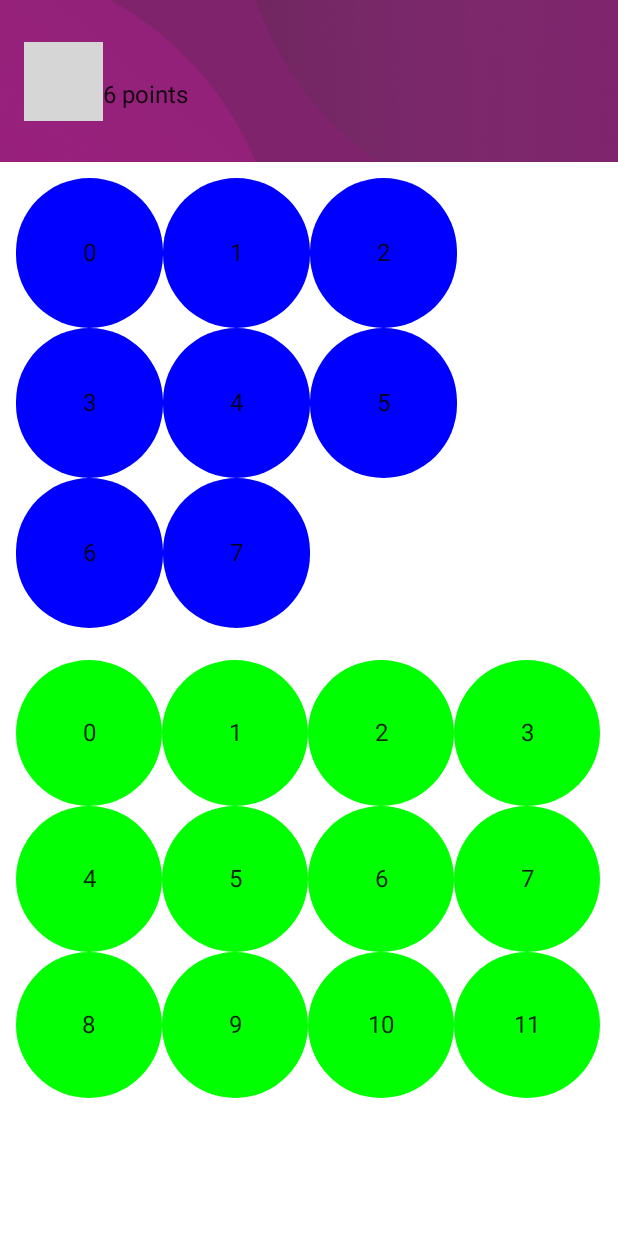
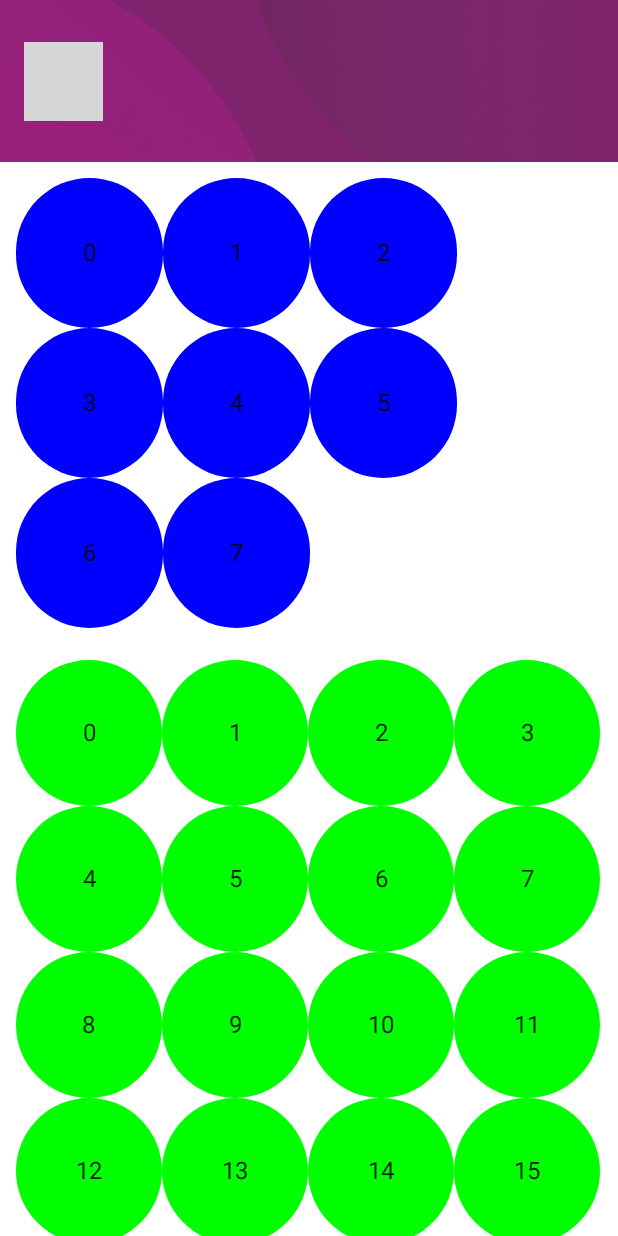
Before and after one commit to giaanqn95/AeonCompose, an Android app built with Jetpack Compose: the composable HomeScreen shown on its own in the app's theme, on a phone screen of 412 x 824 dp. Run offline under Robolectric (Android 15) with nearby library versions, the phone set to English and light mode, and no system bars; our stand-ins replace Dagger/Hilt's generated code, EventBus, accompanist, constraintlayout-compose; pictures from the network do not load; grey boxes are pictures that could not be loaded.

Commit message:
Apply test effectcompose, lifecycleowner, change style navigate navigation component

```diff
--- a/app/src/main/java/com/example/aeoncompose/ui/base_view/StaggeredGrid.kt
+++ b/app/src/main/java/com/example/aeoncompose/ui/base_view/StaggeredGrid.kt
@@ -7,7 +7,7 @@ import androidx.compose.ui.layout.Layout
 @Composable
         /**
          * [fixedCount] is total item per row.
-         * */
+         **/
 fun GridLayout(
     modifier: Modifier = Modifier,
     fixedCount: Int = 4 /*default*/,
@@ -15,16 +15,16 @@ fun GridLayout(
 ) {
     Layout(modifier = modifier, content = content) { measurables, constraints ->
         /**
-        Để không bị sai trong trường hợp [measurables.size/fixedCount] không tròn (làm tròn xuống) => tính sai số hàng => [parentHeight] sẽ không hiển
-        thị hàng cuối cùng.
-        Cách giải quyết:
-        => [positionRow] là vị trí của hàng đang có
-        => [totalRow] = [positionRow] + 1
-        => [parentHeight] = [childSize] * [totalRow]
+         * Để không bị sai trong trường hợp [measurables.size/fixedCount] không tròn (làm tròn xuống) => tính sai số hàng => [parentHeight] sẽ không
+         * hiển thị hàng cuối cùng.
+         * Cách giải quyết:
+         * => [positionRow] là vị trí của hàng đang có
+         * => [totalRow] = [positionRow] + 1
+         * => [parentHeight] = [childSize] * [totalRow]
          **/
         var totalRow = 0
-        val childX = IntArray(measurables.size) { 0 }
-        val childY = IntArray(measurables.size) { 0 }
+        val childX = IntArray(measurables.size)
+        val childY = IntArray(measurables.size)
         val childSize = constraints.maxWidth / fixedCount
         val placeables = measurables.mapIndexed { index, measurable ->
             val placeable = measurable.measure(constraints.copy(childSize, childSize, childSize, childSize))
--- a/app/src/main/java/com/example/aeoncompose/ui/view/main_home/home/HomeView.kt
+++ b/app/src/main/java/com/example/aeoncompose/ui/view/main_home/home/HomeView.kt
@@ -2,6 +2,7 @@ package com.example.aeoncompose.ui.view.main_home.home
 
 import androidx.compose.animation.AnimatedVisibility
 import androidx.compose.animation.ExperimentalAnimationApi
+import androidx.compose.animation.fadeIn
 import androidx.compose.foundation.ExperimentalFoundationApi
 import androidx.compose.foundation.Image
 import androidx.compose.foundation.background
@@ -13,15 +14,18 @@ import androidx.compose.foundation.shape.CircleShape
 import androidx.compose.foundation.shape.RoundedCornerShape
 import androidx.compose.material.Text
 import androidx.compose.runtime.Composable
+import androidx.compose.runtime.DisposableEffect
 import androidx.compose.runtime.LaunchedEffect
 import androidx.compose.ui.Alignment
 import androidx.compose.ui.Modifier
 import androidx.compose.ui.draw.clip
 import androidx.compose.ui.graphics.Color
 import androidx.compose.ui.layout.ContentScale
+import androidx.compose.ui.platform.LocalLifecycleOwner
 import androidx.compose.ui.res.painterResource
 import androidx.constraintlayout.compose.ConstraintLayout
 import androidx.hilt.navigation.compose.hiltViewModel
+import androidx.lifecycle.LifecycleEventObserver
 import androidx.navigation.NavHostController
 import coil.annotation.ExperimentalCoilApi
 import coil.compose.rememberImagePainter
@@ -33,6 +37,7 @@ import com.example.aeoncompose.extensions.onClick
 import com.example.aeoncompose.ui.base_view.GridLayout
 import com.example.aeoncompose.ui.navigation.EnumProfileScreen
 import com.example.aeoncompose.utils.ComposePagerSnapHelper
+import com.example.aeoncompose.utils.LogCat
 import com.example.aeoncompose.utils.ScreenUtils
 import com.example.aeoncompose.utils.ScreenUtils.rdp
 import com.google.accompanist.flowlayout.FlowRow
@@ -44,6 +49,17 @@ import java.util.*
 @Composable
 fun HomeScreen(navHostController: NavHostController, homeViewModel: HomeViewModel = hiltViewModel()) {
     val homeBannerState = homeViewModel.uiStateHomeBanner.value
+    val lifecycleOwner = LocalLifecycleOwner.current
+    DisposableEffect(lifecycleOwner) {
+        // Read document: https://developer.android.com/jetpack/compose/side-effects
+        val observer = LifecycleEventObserver { _, event ->
+            LogCat.d("HomeScreen ${event.name}")
+        }
+        lifecycleOwner.lifecycle.addObserver(observer)
+        onDispose {
+            lifecycleOwner.lifecycle.removeObserver(observer)
+        }
+    }
     Column {
         HeaderProfile()
         LazyColumn {
@@ -103,7 +119,7 @@ private fun HeaderProfile() {
 @Composable
 private fun SlideBanner(uiState: UiState<PromotionResponse>) {
     val promotion = uiState.result ?: PromotionResponse()
-    AnimatedVisibility(visible = !promotion.isEmpty()) {
+    AnimatedVisibility(visible = !promotion.isEmpty(), enter = fadeIn()) {
         Box(modifier = Modifier.fillMaxWidth()) {
             Image(
                 painter = painterResource(id = R.drawable.bg_header_2),
@@ -169,9 +185,7 @@ private fun QuickAction(navHostController: NavHostController) {
                     .fillMaxWidth(0.25f)
                     .height(95.rdp)
                     .background(Color.Blue, CircleShape)
-                    .onClick {
-                        navHostController.navigate(EnumProfileScreen.getName())
-                    },
+                    .onClick { navHostController.navigate(EnumProfileScreen.getName()) },
                 contentAlignment = Alignment.Center,
             ) {
                 Text(it.toString())
@@ -187,7 +201,7 @@ fun BodyContent(modifier: Modifier = Modifier) {
             .padding(10.rdp)
             .background(Color.White)
     ) {
-        repeat(12) {
+        repeat(100) {
             Box(
                 modifier = Modifier
                     .fillMaxWidth(0.25f)
--- a/app/src/main/java/com/example/aeoncompose/ui/view/main_home/home/edit_profile/EditProfileView.kt
+++ b/app/src/main/java/com/example/aeoncompose/ui/view/main_home/home/edit_profile/EditProfileView.kt
@@ -16,6 +16,6 @@ fun EditProfileScreen(navHostController: NavHostController) {
         .fillMaxSize()
         .background(Color.Yellow)
         .onClick {
-            navHostController.popBackStack(EnumProfileScreen.getName(),false)
+            navHostController.popBackStack(EnumProfileScreen.getName(),true)
         })
 }
--- a/app/src/main/java/com/example/aeoncompose/ui/view/preload/PreloadViewModel.kt
+++ b/app/src/main/java/com/example/aeoncompose/ui/view/preload/PreloadViewModel.kt
@@ -2,6 +2,7 @@ package com.example.aeoncompose.ui.view.preload
 
 import androidx.compose.runtime.State
 import androidx.compose.runtime.mutableStateOf
+import androidx.lifecycle.MutableLiveData
 import androidx.lifecycle.SavedStateHandle
 import com.example.aeoncompose.api.RequestState
 import com.example.aeoncompose.api.UiState
@@ -24,6 +25,9 @@ class PreloadViewModel @Inject constructor(
 
     private val _uiStateSync = mutableStateOf(UiState<Authentic>())
     val uiStateSync: State<UiState<Authentic>> = _uiStateSync
+
+    val _uiSync = MutableLiveData<UiState<Authentic>>()
+//    private val uiSync =
 
     init {
         getSyncData()
@@ -72,6 +76,7 @@ class PreloadViewModel @Inject constructor(
                     if (it.state == RequestState.SUCCESS && !it.result?.token.isNullOrEmpty())
                         _uiStateSync.value = it
                     else _uiStateSync.value = UiState(RequestState.ERROR)
+                    _uiSync.postValue(it)
                 }
             }
             RequestState.ERROR -> {
--- a/app/src/main/java/com/example/aeoncompose/utils/ComposePagerSnapHelper.kt
+++ b/app/src/main/java/com/example/aeoncompose/utils/ComposePagerSnapHelper.kt
@@ -50,7 +50,7 @@ class PagerSnapNestedScrollConnection(
     private val state: PagerSnapState,
     private val listState: LazyListState,
     private val scrollTo: () -> Unit
-): NestedScrollConnection {
+) : NestedScrollConnection {
 
     override fun onPreScroll(available: Offset, source: NestedScrollSource): Offset = when (source) {
         NestedScrollSource.Drag -> onScroll()
@@ -92,10 +92,11 @@ class PagerSnapNestedScrollConnection(
 @Composable
 fun ComposePagerSnapHelper(
     width: Dp,
+    state: PagerSnapState = rememberPagerSnapState(),
     context: @Composable (LazyListState) -> Unit
 ) {
 
-    val state = rememberPagerSnapState()
+
     val listState = rememberLazyListState()
 
     val scope = rememberCoroutineScope()
--- a/app/src/main/res/values-night/themes.xml
+++ b/app/src/main/res/values-night/themes.xml
@@ -15,6 +15,6 @@
     </style>
 
     <style name="SplashTheme" parent="Theme.AppCompat.NoActionBar">
-        <item name="android:windowBackground">@drawable/test</item>
+<!--        <item name="android:windowBackground">@drawable/test</item>-->
     </style>
 </resources>
--- a/app/src/main/res/values/themes.xml
+++ b/app/src/main/res/values/themes.xml
@@ -26,7 +26,7 @@
     <style name="Theme.AeonCompose.PopupOverlay" parent="ThemeOverlay.AppCompat.Light" />
 
     <style name="SplashTheme" parent="Theme.AppCompat.NoActionBar">
-        <item name="android:windowBackground">@drawable/test</item>
+<!--        <item name="android:windowBackground">@drawable/test</item>-->
     </style>
 
 </resources>
```
Also changed, not shown: app/build.gradle (+10 -10 lines), app/src/main/AndroidManifest.xml (+8 -8 lines), app/src/main/java/com/example/aeoncompose/ui/view/main_home/shopping/ShoppingView.kt (+47 -8 lines), app/src/main/java/com/example/aeoncompose/ui/view/preload/PreloadScreen.kt (+28 -6 lines).
